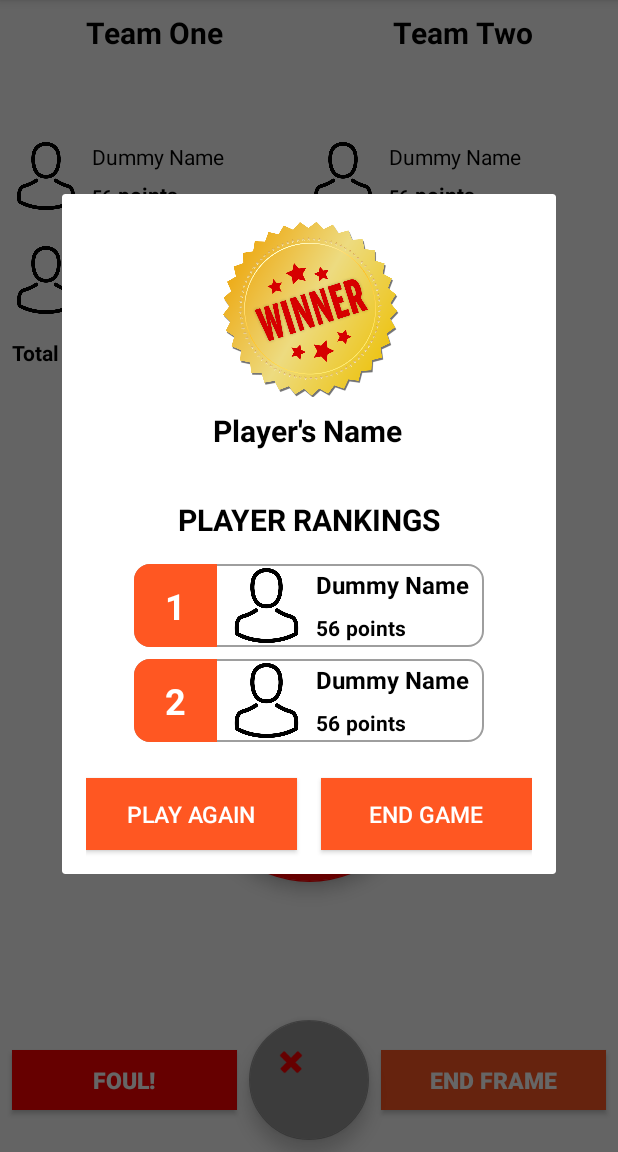
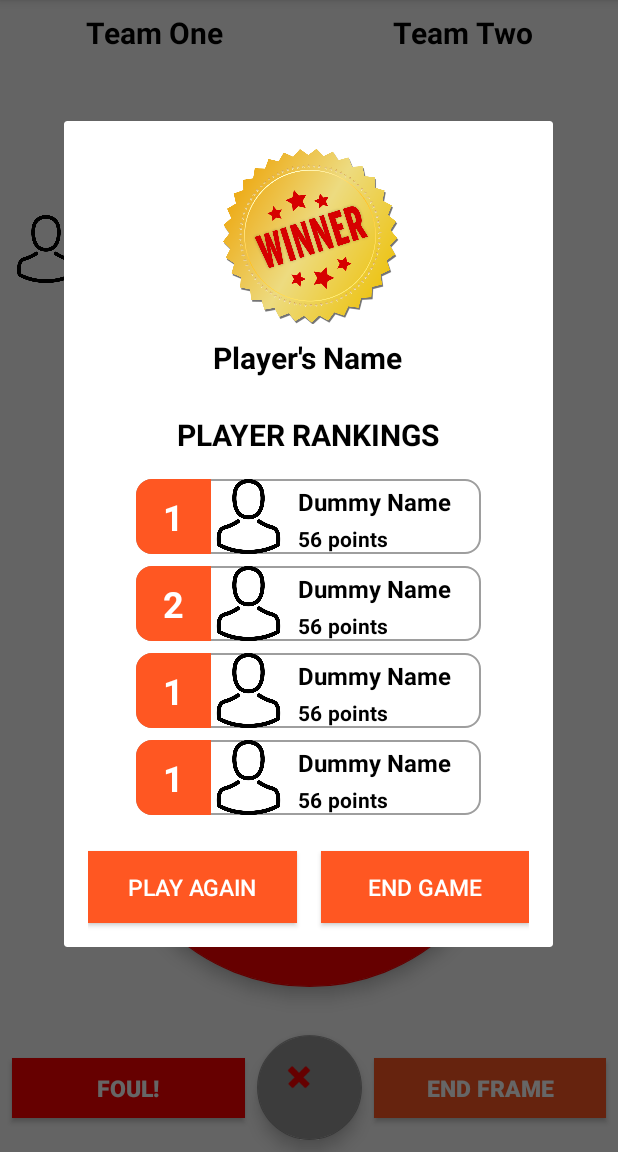
Before and after one commit to BogdanSerban95/SnookerScoreKeeper, an Android app: the fragment MatchResultsDialog placed in its activity, on a phone screen of 412 x 824 dp, the part 84-1236 px from its top. Run offline under Robolectric (Android 15) with nearby library versions, the light colour scheme and no system bars; 21 statements that could not run were skipped.

Commit message:
layout improvements, responsive ball layout

```diff
--- a/app/src/main/res/layout-land/activity_game.xml
+++ b/app/src/main/res/layout-land/activity_game.xml
@@ -149,7 +149,8 @@
         android:layout_marginStart="8dp"
         android:layout_marginTop="8dp"
         android:text="@string/dummy_name"
-        android:textSize="@dimen/textHeadingSize"
+        android:textSize="@dimen/textSizeTitle"
+        android:textStyle="bold"
         android:visibility="visible"
         app:layout_constraintEnd_toEndOf="@+id/textView8"
         app:layout_constraintStart_toStartOf="@+id/textView8"
@@ -164,7 +165,7 @@
         android:layout_marginTop="8dp"
         android:text="@string/now_striking"
         android:textAllCaps="true"
-        android:textSize="@dimen/textSizeTitle"
+        android:textSize="@dimen/textSubheadingSize"
         android:textStyle="bold"
         android:visibility="visible"
         app:layout_constraintEnd_toEndOf="parent"
@@ -173,8 +174,8 @@
 
     <android.support.design.widget.FloatingActionButton
         android:id="@+id/ball_yellow_button"
-        android:layout_width="80dp"
-        android:layout_height="80dp"
+        android:layout_width="0dp"
+        android:layout_height="0dp"
         android:layout_marginEnd="8dp"
         android:layout_marginStart="8dp"
         android:clickable="true"
@@ -183,14 +184,15 @@
         android:visibility="gone"
         app:backgroundTint="@color/ballYellow"
         app:layout_constraintBottom_toBottomOf="@+id/ball_green_button"
+        app:layout_constraintDimensionRatio="1:1"
         app:layout_constraintEnd_toStartOf="@+id/ball_green_button"
         app:layout_constraintStart_toStartOf="@+id/guideline"
         app:layout_constraintTop_toTopOf="@+id/ball_green_button" />
 
     <android.support.design.widget.FloatingActionButton
         android:id="@+id/ball_green_button"
-        android:layout_width="80dp"
-        android:layout_height="80dp"
+        android:layout_width="0dp"
+        android:layout_height="0dp"
         android:layout_marginEnd="8dp"
         android:layout_marginStart="8dp"
         android:clickable="true"
@@ -199,48 +201,54 @@
         android:visibility="gone"
         app:backgroundTint="@color/ballGreen"
         app:layout_constraintBottom_toBottomOf="@+id/ball_brown_button"
+        app:layout_constraintDimensionRatio="1:1"
         app:layout_constraintEnd_toEndOf="parent"
         app:layout_constraintStart_toStartOf="@+id/guideline"
         app:layout_constraintTop_toTopOf="@+id/ball_brown_button" />
 
     <android.support.design.widget.FloatingActionButton
         android:id="@+id/ball_brown_button"
-        android:layout_width="80dp"
-        android:layout_height="80dp"
-        android:layout_marginBottom="8dp"
+        android:layout_width="0dp"
+        android:layout_height="0dp"
         android:layout_marginEnd="8dp"
         android:layout_marginStart="8dp"
-        android:layout_marginTop="8dp"
+        android:layout_marginTop="16dp"
         android:clickable="true"
         android:focusable="true"
         android:onClick="handlePottedBall"
         android:visibility="gone"
         app:backgroundTint="@color/ballBrown"
-        app:layout_constraintBottom_toTopOf="@+id/guideline3"
+        app:layout_constraintBottom_toTopOf="@+id/ball_blue_button"
+        app:layout_constraintDimensionRatio="1:1"
         app:layout_constraintEnd_toEndOf="parent"
+        app:layout_constraintHorizontal_bias="0.5"
         app:layout_constraintStart_toEndOf="@+id/ball_green_button"
         app:layout_constraintTop_toBottomOf="@+id/striking_player_label" />
 
     <android.support.design.widget.FloatingActionButton
         android:id="@+id/ball_blue_button"
-        android:layout_width="80dp"
-        android:layout_height="80dp"
+        android:layout_width="0dp"
+        android:layout_height="0dp"
+        android:layout_marginBottom="16dp"
         android:layout_marginEnd="8dp"
         android:layout_marginStart="8dp"
+        android:layout_marginTop="16dp"
         android:clickable="true"
         android:focusable="true"
         android:onClick="handlePottedBall"
         android:visibility="gone"
         app:backgroundTint="@color/ballBlue"
         app:layout_constraintBottom_toTopOf="@+id/ball_miss_button"
+        app:layout_constraintDimensionRatio="1:1"
         app:layout_constraintEnd_toStartOf="@+id/ball_pink_button"
+        app:layout_constraintHorizontal_bias="0.5"
         app:layout_constraintStart_toStartOf="@+id/guideline"
-        app:layout_constraintTop_toTopOf="@+id/guideline3" />
+        app:layout_constraintTop_toBottomOf="@+id/ball_brown_button" />
 
     <android.support.design.widget.FloatingActionButton
         android:id="@+id/ball_pink_button"
-        android:layout_width="80dp"
-        android:layout_height="80dp"
+        android:layout_width="0dp"
+        android:layout_height="0dp"
         android:layout_marginEnd="8dp"
         android:layout_marginStart="8dp"
         android:clickable="true"
@@ -249,14 +257,15 @@
         android:visibility="gone"
         app:backgroundTint="@color/ballPink"
         app:layout_constraintBottom_toBottomOf="@+id/ball_blue_button"
+        app:layout_constraintDimensionRatio="1:1"
         app:layout_constraintEnd_toEndOf="parent"
         app:layout_constraintStart_toStartOf="@+id/guideline"
         app:layout_constraintTop_toTopOf="@+id/ball_blue_button" />
 
     <android.support.design.widget.FloatingActionButton
         android:id="@+id/ball_black_button"
-        android:layout_width="80dp"
-        android:layout_height="80dp"
+        android:layout_width="0dp"
+        android:layout_height="0dp"
         android:layout_marginEnd="8dp"
         android:layout_marginStart="8dp"
         android:clickable="true"
@@ -265,6 +274,7 @@
         android:visibility="gone"
         app:backgroundTint="@color/ballBlack"
         app:layout_constraintBottom_toBottomOf="@+id/ball_pink_button"
+        app:layout_constraintDimensionRatio="1:1"
         app:layout_constraintEnd_toEndOf="parent"
         app:layout_constraintStart_toEndOf="@+id/ball_pink_button"
         app:layout_constraintTop_toTopOf="@+id/ball_pink_button" />
@@ -288,18 +298,19 @@
 
     <android.support.design.widget.FloatingActionButton
         android:id="@+id/ball_red_button"
-        android:layout_width="150dp"
-        android:layout_height="150dp"
-        android:layout_marginBottom="8dp"
-        android:layout_marginEnd="8dp"
-        android:layout_marginStart="8dp"
-        android:layout_marginTop="8dp"
+        android:layout_width="0dp"
+        android:layout_height="0dp"
+        android:layout_marginBottom="32dp"
+        android:layout_marginEnd="32dp"
+        android:layout_marginStart="32dp"
+        android:layout_marginTop="32dp"
         android:clickable="true"
         android:focusable="true"
         android:onClick="handlePottedBall"
         android:visibility="visible"
         app:backgroundTint="@color/ballRed"
         app:layout_constraintBottom_toTopOf="@+id/ball_miss_button"
+        app:layout_constraintDimensionRatio="1:1"
         app:layout_constraintEnd_toEndOf="parent"
         app:layout_constraintStart_toStartOf="@+id/guideline"
         app:layout_constraintTop_toBottomOf="@+id/striking_player_label" />
@@ -342,27 +353,33 @@
 
     <Button
         android:id="@+id/foul_button"
-        android:layout_width="100dp"
+        android:layout_width="0dp"
         android:layout_height="40dp"
+        android:layout_marginBottom="8dp"
         android:layout_marginEnd="8dp"
         android:layout_marginStart="8dp"
+        android:layout_marginTop="8dp"
         android:background="@color/ballRed"
         android:text="@string/foul"
         android:textStyle="bold"
-        app:layout_constraintBaseline_toBaselineOf="@+id/textView8"
-        app:layout_constraintEnd_toStartOf="@+id/textView8"
-        app:layout_constraintStart_toStartOf="@+id/guideline" />
+        app:layout_constraintBottom_toBottomOf="@+id/ball_miss_button"
+        app:layout_constraintEnd_toStartOf="@+id/ball_miss_button"
+        app:layout_constraintStart_toEndOf="@+id/team_2_score_label"
+        app:layout_constraintTop_toTopOf="@+id/ball_miss_button" />
 
     <Button
         android:id="@+id/end_frame_button"
-        android:layout_width="100dp"
+        android:layout_width="0dp"
         android:layout_height="40dp"
+        android:layout_marginBottom="8dp"
         android:layout_marginEnd="8dp"
         android:layout_marginStart="8dp"
+        android:layout_marginTop="8dp"
         android:text="@string/end_frame"
         android:textStyle="bold"
-        app:layout_constraintBaseline_toBaselineOf="@+id/textView8"
+        app:layout_constraintBottom_toBottomOf="@+id/ball_miss_button"
         app:layout_constraintEnd_toEndOf="parent"
-        app:layout_constraintStart_toEndOf="@+id/textView8" />
+        app:layout_constraintStart_toEndOf="@+id/ball_miss_button"
+        app:layout_constraintTop_toTopOf="@+id/ball_miss_button" />
 
 </android.support.constraint.ConstraintLayout>
--- a/app/src/main/res/layout-land/fragment_game_over_dialog.xml
+++ b/app/src/main/res/layout-land/fragment_game_over_dialog.xml
@@ -55,8 +55,10 @@
         android:layout_height="wrap_content"
         android:layout_marginEnd="8dp"
         android:layout_marginStart="16dp"
-        android:layout_marginTop="16dp"
+        android:layout_marginTop="8dp"
+        app:layout_constraintBottom_toTopOf="@+id/rank_2_player_item"
         app:layout_constraintEnd_toEndOf="parent"
+        app:layout_constraintHorizontal_bias="0.5"
         app:layout_constraintStart_toStartOf="@+id/guideline4"
         app:layout_constraintTop_toBottomOf="@+id/textView9" />
 
@@ -68,7 +70,9 @@
         android:layout_marginEnd="8dp"
         android:layout_marginStart="16dp"
         android:layout_marginTop="8dp"
+        app:layout_constraintBottom_toTopOf="@+id/rank_3_player_item"
         app:layout_constraintEnd_toEndOf="parent"
+        app:layout_constraintHorizontal_bias="0.5"
         app:layout_constraintStart_toStartOf="@+id/guideline4"
         app:layout_constraintTop_toBottomOf="@+id/rank_1_player_item" />
 
@@ -81,7 +85,9 @@
         android:layout_marginStart="16dp"
         android:layout_marginTop="8dp"
         android:visibility="visible"
+        app:layout_constraintBottom_toTopOf="@+id/rank_4_player_item"
         app:layout_constraintEnd_toEndOf="parent"
+        app:layout_constraintHorizontal_bias="0.5"
         app:layout_constraintStart_toStartOf="@+id/guideline4"
         app:layout_constraintTop_toBottomOf="@+id/rank_2_player_item" />
 
@@ -97,6 +103,7 @@
         android:visibility="visible"
         app:layout_constraintBottom_toBottomOf="parent"
         app:layout_constraintEnd_toEndOf="parent"
+        app:layout_constraintHorizontal_bias="0.5"
         app:layout_constraintStart_toStartOf="@+id/guideline4"
         app:layout_constraintTop_toBottomOf="@+id/rank_3_player_item" />
 
@@ -133,13 +140,13 @@
         android:layout_width="wrap_content"
         android:layout_height="wrap_content"
         android:orientation="vertical"
-        app:layout_constraintGuide_percent="0.5" />
+        app:layout_constraintGuide_percent="0.50" />
 
     <android.support.constraint.Group
         android:id="@+id/team_players_group"
         android:layout_width="wrap_content"
         android:layout_height="wrap_content"
-        android:visibility="gone"
+        android:visibility="visible"
         app:constraint_referenced_ids="rank_3_player_item,rank_4_player_item"
         tools:layout_editor_absoluteX="16dp" />
 
--- a/app/src/main/res/layout/activity_game.xml
+++ b/app/src/main/res/layout/activity_game.xml
@@ -163,13 +163,16 @@
 
     <android.support.design.widget.FloatingActionButton
         android:id="@+id/ball_yellow_button"
-        android:layout_width="80dp"
-        android:layout_height="80dp"
+        android:layout_width="0dp"
+        android:layout_height="0dp"
+        android:layout_marginEnd="24dp"
+        android:layout_marginStart="8dp"
         android:clickable="true"
         android:focusable="true"
         android:onClick="handlePottedBall"
         app:backgroundTint="@color/ballYellow"
         app:layout_constraintBottom_toBottomOf="@+id/ball_green_button"
+        app:layout_constraintDimensionRatio="w,1:1"
         app:layout_constraintEnd_toStartOf="@+id/ball_green_button"
         app:layout_constraintHorizontal_bias="0.5"
         app:layout_constraintStart_toStartOf="parent"
@@ -177,8 +180,9 @@
 
     <android.support.design.widget.FloatingActionButton
         android:id="@+id/ball_green_button"
-        android:layout_width="80dp"
-        android:layout_height="80dp"
+        android:layout_width="0dp"
+        android:layout_height="0dp"
+        android:layout_marginStart="24dp"
         android:clickable="true"
         android:focusable="true"
         android:onClick="handlePottedBall"
@@ -191,13 +195,16 @@
 
     <android.support.design.widget.FloatingActionButton
         android:id="@+id/ball_brown_button"
-        android:layout_width="80dp"
-        android:layout_height="80dp"
-        android:layout_marginTop="32dp"
+        android:layout_width="0dp"
+        android:layout_height="0dp"
+        android:layout_marginEnd="8dp"
+        android:layout_marginStart="24dp"
+        android:layout_marginTop="8dp"
         android:clickable="true"
         android:focusable="true"
         android:onClick="handlePottedBall"
         app:backgroundTint="@color/ballBrown"
+        app:layout_constraintBottom_toTopOf="@+id/ball_blue_button"
         app:layout_constraintEnd_toEndOf="parent"
         app:layout_constraintHorizontal_bias="0.5"
         app:layout_constraintStart_toEndOf="@+id/ball_green_button"
@@ -205,13 +212,16 @@
 
     <android.support.design.widget.FloatingActionButton
         android:id="@+id/ball_blue_button"
-        android:layout_width="80dp"
-        android:layout_height="80dp"
+        android:layout_width="0dp"
+        android:layout_height="0dp"
+        android:layout_marginBottom="8dp"
         android:layout_marginTop="16dp"
         android:clickable="true"
         android:focusable="true"
         android:onClick="handlePottedBall"
         app:backgroundTint="@color/ballBlue"
+        app:layout_constraintBottom_toTopOf="@+id/ball_miss_button"
+        app:layout_constraintDimensionRatio="1:1"
         app:layout_constraintEnd_toStartOf="@+id/ball_pink_button"
         app:layout_constraintHorizontal_bias="0.5"
         app:layout_constraintStart_toStartOf="parent"
@@ -219,8 +229,8 @@
 
     <android.support.design.widget.FloatingActionButton
         android:id="@+id/ball_pink_button"
-        android:layout_width="80dp"
-        android:layout_height="80dp"
+        android:layout_width="0dp"
+        android:layout_height="0dp"
         android:clickable="true"
         android:focusable="true"
         android:onClick="handlePottedBall"
@@ -233,8 +243,8 @@
 
     <android.support.design.widget.FloatingActionButton
         android:id="@+id/ball_black_button"
-        android:layout_width="80dp"
-        android:layout_height="80dp"
+        android:layout_width="0dp"
+        android:layout_height="0dp"
         android:clickable="true"
         android:focusable="true"
         android:onClick="handlePottedBall"
@@ -247,8 +257,8 @@
 
     <android.support.design.widget.FloatingActionButton
         android:id="@+id/ball_miss_button"
-        android:layout_width="80dp"
-        android:layout_height="80dp"
+        android:layout_width="70dp"
+        android:layout_height="70dp"
         android:layout_marginBottom="8dp"
         android:layout_marginEnd="8dp"
         android:layout_marginStart="8dp"
@@ -263,18 +273,19 @@
 
     <android.support.design.widget.FloatingActionButton
         android:id="@+id/ball_red_button"
-        android:layout_width="150dp"
-        android:layout_height="150dp"
-        android:layout_marginBottom="8dp"
-        android:layout_marginEnd="8dp"
-        android:layout_marginStart="8dp"
-        android:layout_marginTop="8dp"
+        android:layout_width="0dp"
+        android:layout_height="0dp"
+        android:layout_marginBottom="32dp"
+        android:layout_marginEnd="32dp"
+        android:layout_marginStart="32dp"
+        android:layout_marginTop="40dp"
         android:clickable="true"
         android:focusable="true"
         android:onClick="handlePottedBall"
         android:visibility="visible"
         app:backgroundTint="@color/ballRed"
         app:layout_constraintBottom_toTopOf="@+id/ball_miss_button"
+        app:layout_constraintDimensionRatio="1:1"
         app:layout_constraintEnd_toEndOf="parent"
         app:layout_constraintHorizontal_bias="0.5"
         app:layout_constraintStart_toStartOf="parent"
@@ -298,7 +309,7 @@
         android:id="@+id/team_mode_group"
         android:layout_width="wrap_content"
         android:layout_height="wrap_content"
-        android:visibility="visible"
+        android:visibility="gone"
         app:constraint_referenced_ids="team_1_score_label,team_2_player_2,team_1_player_2,textView4,textView7,team_2_score_label"
         app:layout_constraintBottom_toTopOf="parent"
         app:layout_constraintEnd_toStartOf="parent"
--- a/app/src/main/res/layout/fragment_game_over_dialog.xml
+++ b/app/src/main/res/layout/fragment_game_over_dialog.xml
@@ -40,7 +40,7 @@
         android:layout_height="wrap_content"
         android:layout_marginEnd="8dp"
         android:layout_marginStart="8dp"
-        android:layout_marginTop="32dp"
+        android:layout_marginTop="24dp"
         android:text="@string/player_rankings"
         android:textAllCaps="true"
         android:textSize="@dimen/textSizeTitle"
@@ -57,9 +57,12 @@
         android:layout_marginEnd="32dp"
         android:layout_marginStart="32dp"
         android:layout_marginTop="16dp"
+        app:layout_constraintBottom_toTopOf="@+id/rank_2_player_item"
         app:layout_constraintEnd_toEndOf="parent"
+        app:layout_constraintHorizontal_bias="0.5"
         app:layout_constraintStart_toStartOf="parent"
-        app:layout_constraintTop_toBottomOf="@+id/textView9" />
+        app:layout_constraintTop_toBottomOf="@+id/textView9"
+        app:layout_constraintVertical_chainStyle="packed" />
 
     <include
         android:id="@+id/rank_2_player_item"
@@ -69,7 +72,9 @@
         android:layout_marginEnd="8dp"
         android:layout_marginStart="8dp"
         android:layout_marginTop="8dp"
+        app:layout_constraintBottom_toTopOf="@+id/rank_3_player_item"
         app:layout_constraintEnd_toEndOf="parent"
+        app:layout_constraintHorizontal_bias="0.5"
         app:layout_constraintStart_toStartOf="parent"
         app:layout_constraintTop_toBottomOf="@+id/rank_1_player_item" />
 
@@ -82,7 +87,9 @@
         android:layout_marginStart="8dp"
         android:layout_marginTop="8dp"
         android:visibility="visible"
+        app:layout_constraintBottom_toTopOf="@+id/rank_4_player_item"
         app:layout_constraintEnd_toEndOf="parent"
+        app:layout_constraintHorizontal_bias="0.5"
         app:layout_constraintStart_toStartOf="parent"
         app:layout_constraintTop_toBottomOf="@+id/rank_2_player_item" />
 
@@ -136,7 +143,7 @@
         android:id="@+id/team_players_group"
         android:layout_width="wrap_content"
         android:layout_height="wrap_content"
-        android:visibility="gone"
+        android:visibility="visible"
         app:constraint_referenced_ids="rank_3_player_item,rank_4_player_item"
         tools:layout_editor_absoluteX="16dp" />
 
--- a/app/src/main/res/layout/player_rank_item.xml
+++ b/app/src/main/res/layout/player_rank_item.xml
@@ -11,13 +11,13 @@
 
     <TextView
         android:id="@+id/game_player_rank_label"
-        android:layout_width="55dp"
-        android:layout_height="55dp"
+        android:layout_width="50dp"
+        android:layout_height="50dp"
         android:background="@drawable/left_border_rounded"
-        android:backgroundTint="@color/grassColorAccent"
+        android:backgroundTint="?rankColor"
         android:gravity="center"
         android:text="@string/rank_dummy"
-        android:textColor="@color/white"
+        android:textColor="?rankTextColor"
         android:textSize="24sp"
         android:textStyle="bold"
         app:layout_constraintBottom_toBottomOf="parent"
@@ -28,7 +28,7 @@
         android:id="@+id/game_avatar_image_view"
         android:layout_width="50dp"
         android:layout_height="50dp"
-        android:layout_marginStart="8dp"
+        android:scaleType="fitXY"
         app:layout_constraintBottom_toBottomOf="parent"
         app:layout_constraintStart_toEndOf="@+id/game_player_rank_label"
         app:layout_constraintTop_toTopOf="parent"
@@ -39,6 +39,7 @@
         android:layout_width="wrap_content"
         android:layout_height="wrap_content"
         android:layout_marginStart="8dp"
+        android:layout_marginTop="4dp"
         android:text="@string/dummy_name"
         android:textSize="@dimen/textHeadingSize"
         android:textStyle="bold"
@@ -50,7 +51,7 @@
         android:layout_width="wrap_content"
         android:layout_height="wrap_content"
         android:layout_marginStart="8dp"
-        android:layout_marginTop="8dp"
+        android:layout_marginTop="4dp"
         android:text="@string/dummy_score"
         android:textSize="@dimen/textSubheadingSize"
         android:textStyle="bold"
@@ -62,7 +63,7 @@
         android:layout_width="wrap_content"
         android:layout_height="wrap_content"
         android:layout_marginStart="4dp"
-        android:layout_marginTop="8dp"
+        android:layout_marginTop="4dp"
         android:text="@string/points"
         android:textSize="@dimen/textSubheadingSize"
         android:textStyle="bold"
--- /dev/null
+++ b/app/src/main/res/values/attrs.xml
@@ -0,0 +1,5 @@
+<?xml version="1.0" encoding="utf-8"?>
+<resources>
+    <attr name="rankColor" format="reference|color" />
+    <attr name="rankTextColor" format="reference|color" />
+</resources>
--- a/app/src/main/res/values/styles.xml
+++ b/app/src/main/res/values/styles.xml
@@ -8,6 +8,8 @@
         <!--<item name="android:windowBackground">@color/colorPrimaryLightSecondary</item>-->
 
         <item name="buttonStyle">@style/GrassButtonStyle</item>
+        <item name="rankColor">@color/grassColorAccent</item>
+        <item name="rankTextColor">@color/white</item>
     </style>
 
     <style name="SkyTheme" parent="Theme.AppCompat.Light.DarkActionBar">
@@ -18,6 +20,8 @@
         <!--<item name="android:windowBackground">@color/colorPrimaryLight</item>-->
 
         <item name="buttonStyle">@style/SkyButtonStyle</item>
+        <item name="rankColor">@color/skyColorAccent</item>
+        <item name="rankTextColor">@color/black</item>
     </style>
 
     <style name="GrassButtonStyle" parent="Widget.AppCompat.Button">
```
